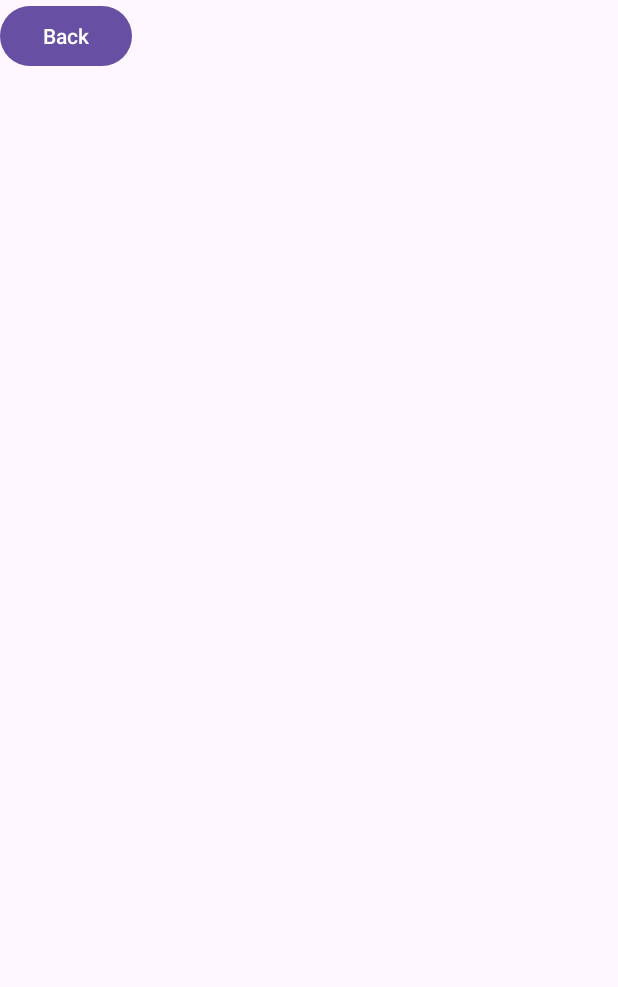
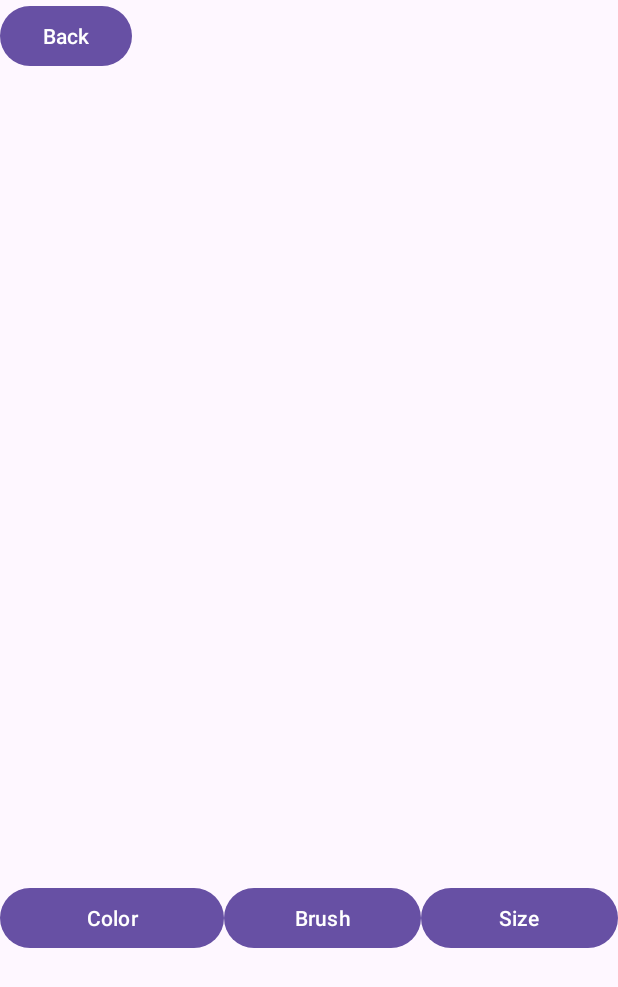
Before and after one commit to DylanQuach/MobileAppGroup, an Android app: the screen it shows after launch (MainActivity), on a phone screen of 412 x 824 dp. Shown: the top 987 px of the screen. Run offline under Robolectric (Android 15) with nearby library versions, the phone set to English and light mode, and no system bars.

Commit message:
added navbar and setting templates

```diff
--- a/app/src/main/java/com/example/drawingapp/MainActivity.kt
+++ b/app/src/main/java/com/example/drawingapp/MainActivity.kt
@@ -4,13 +4,39 @@ import android.os.Bundle
 import androidx.appcompat.app.AppCompatActivity
 import com.example.drawingapp.databinding.ActivityMainBinding
 
-val binding: ActivityMainBinding by lazy {ActivityMainBinding.inflate(layoutInflater)}
-
 //val recycler by lazy{ binding.settingRecycler }
 
 class MainActivity : AppCompatActivity() {
+    val binding: ActivityMainBinding by lazy {ActivityMainBinding.inflate(layoutInflater)}
+
     override fun onCreate(savedInstanceState: Bundle?) {
         super.onCreate(savedInstanceState)
         setContentView(R.layout.activity_main)
+
+        val selectFragment = SelectSettingFragment()
+        selectFragment.setListener {
+            if (it == "color") {
+                val selectedFrag = ColorFragment()
+                val fTrans = supportFragmentManager.beginTransaction()
+                fTrans.replace(R.id.settingFragment, selectedFrag)
+                fTrans.commit()
+            }
+            else if (it == "brush") {
+                val selectedFrag = BrushFragment()
+                val fTrans = supportFragmentManager.beginTransaction()
+                fTrans.replace(R.id.settingFragment, selectedFrag)
+                fTrans.commit()
+            }
+            else if (it == "size") {
+                val selectedFrag = SizeFragment()
+                val fTrans = supportFragmentManager.beginTransaction()
+                fTrans.replace(R.id.settingFragment, selectedFrag)
+                fTrans.commit()
+            }
+        }
+        val fTrans = supportFragmentManager.beginTransaction()
+        fTrans.replace(R.id.selectSettingFragmentView, selectFragment)
+        fTrans.commit()
+
     }
 }
--- /dev/null
+++ b/app/src/main/java/com/example/drawingapp/SelectSettingFragment.kt
@@ -0,0 +1,45 @@
+package com.example.drawingapp
+
+import android.os.Bundle
+import android.view.LayoutInflater
+import android.view.View
+import android.view.ViewGroup
+import androidx.fragment.app.Fragment
+import com.example.drawingapp.databinding.FragmentSelectSettingBinding
+
+// TODO: Rename parameter arguments, choose names that match
+// the fragment initialization parameters, e.g. ARG_ITEM_NUMBER
+private const val ARG_PARAM1 = "param1"
+private const val ARG_PARAM2 = "param2"
+
+/**
+ * A simple [Fragment] subclass.
+ * Use the [SelectSettingFragment.newInstance] factory method to
+ * create an instance of this fragment.
+ */
+class SelectSettingFragment : Fragment() {
+
+    private val binding: FragmentSelectSettingBinding by lazy {FragmentSelectSettingBinding.inflate(layoutInflater)}
+    private var clickCallback : () -> Unit = {}
+    private lateinit var onclickButton : (buttonName: String) -> Unit
+
+    override fun onCreateView(
+        inflater: LayoutInflater, container: ViewGroup?,
+        savedInstanceState: Bundle?
+    ): View? {
+        binding.colorButton.setOnClickListener{
+            onclickButton("color")
+        }
+        binding.brushButton.setOnClickListener{
+            onclickButton("brush")
+        }
+        binding.sizeButton.setOnClickListener{
+            onclickButton("size")
+        }
+        return binding.root
+    }
+
+    public fun setListener(listener: (buttonName: String) -> Unit){
+        onclickButton = listener
+    }
+}
--- a/app/src/main/res/layout/activity_main.xml
+++ b/app/src/main/res/layout/activity_main.xml
@@ -23,9 +23,9 @@
         android:layout_width="match_parent"
         android:layout_height="160dp" />
 
-    <androidx.recyclerview.widget.RecyclerView
-        android:id="@+id/settingRecycler"
+    <androidx.fragment.app.FragmentContainerView
+        android:id="@+id/selectSettingFragmentView"
         android:layout_width="match_parent"
-        android:layout_height="match_parent" />
+        android:layout_height="146dp" />
 
 </LinearLayout>
--- a/app/src/main/res/layout/fragment_color.xml
+++ b/app/src/main/res/layout/fragment_color.xml
@@ -9,6 +9,6 @@
     <TextView
         android:layout_width="match_parent"
         android:layout_height="match_parent"
-        android:text="@string/hello_blank_fragment" />
+        android:text="This is the Color fragment" />
 
 </FrameLayout>
--- /dev/null
+++ b/app/src/main/res/layout/fragment_select_setting.xml
@@ -0,0 +1,31 @@
+<?xml version="1.0" encoding="utf-8"?>
+<LinearLayout xmlns:android="http://schemas.android.com/apk/res/android"
+    xmlns:tools="http://schemas.android.com/tools"
+    android:layout_width="match_parent"
+    android:layout_height="match_parent"
+    tools:context=".SelectSettingFragment">
+
+    <!-- TODO: Update blank fragment layout -->
+
+    <Button
+        android:id="@+id/colorButton"
+        android:layout_width="106dp"
+        android:layout_height="wrap_content"
+        android:layout_weight="1"
+        android:text="Color" />
+
+    <Button
+        android:id="@+id/brushButton"
+        android:layout_width="wrap_content"
+        android:layout_height="wrap_content"
+        android:layout_weight="1"
+        android:text="Brush" />
+
+    <Button
+        android:id="@+id/sizeButton"
+        android:layout_width="wrap_content"
+        android:layout_height="wrap_content"
+        android:layout_weight="1"
+        android:text="Size" />
+
+</LinearLayout>
--- a/app/src/main/res/layout/fragment_size.xml
+++ b/app/src/main/res/layout/fragment_size.xml
@@ -9,6 +9,6 @@
     <TextView
         android:layout_width="match_parent"
         android:layout_height="match_parent"
-        android:text="@string/hello_blank_fragment" />
+        android:text="This is the size fragment" />
 
 </FrameLayout>
```
Also changed, not shown: app/src/main/java/com/example/drawingapp/recycleSettingFragment.kt (deleted, +0 -59 lines), app/src/main/res/layout/fragment_brush.xml (+10 -5 lines), app/src/main/res/layout/fragment_recycle_setting.xml (deleted, +0 -14 lines).
